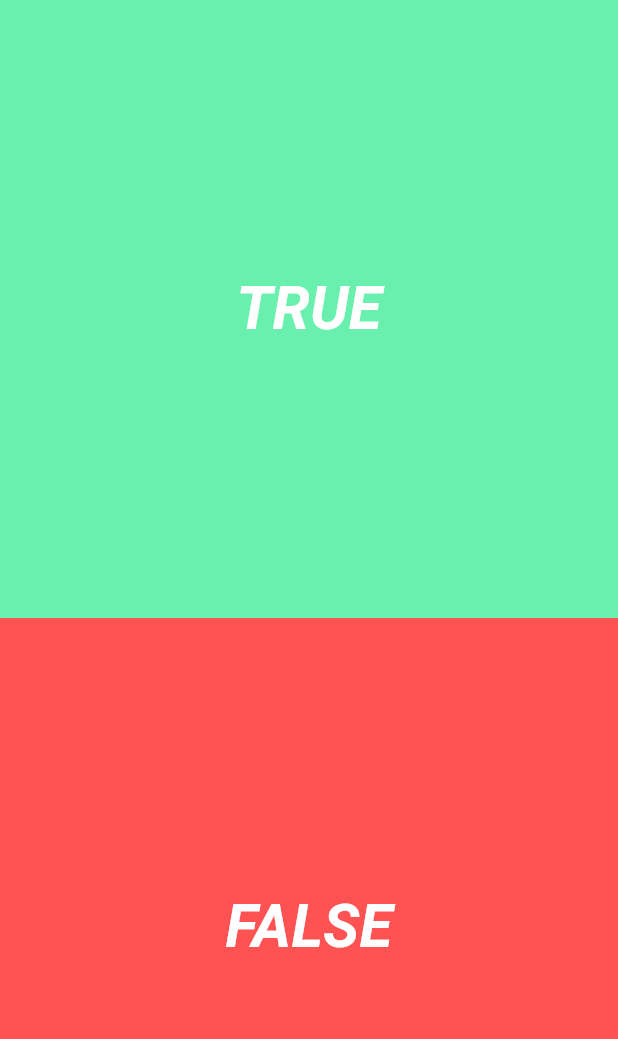
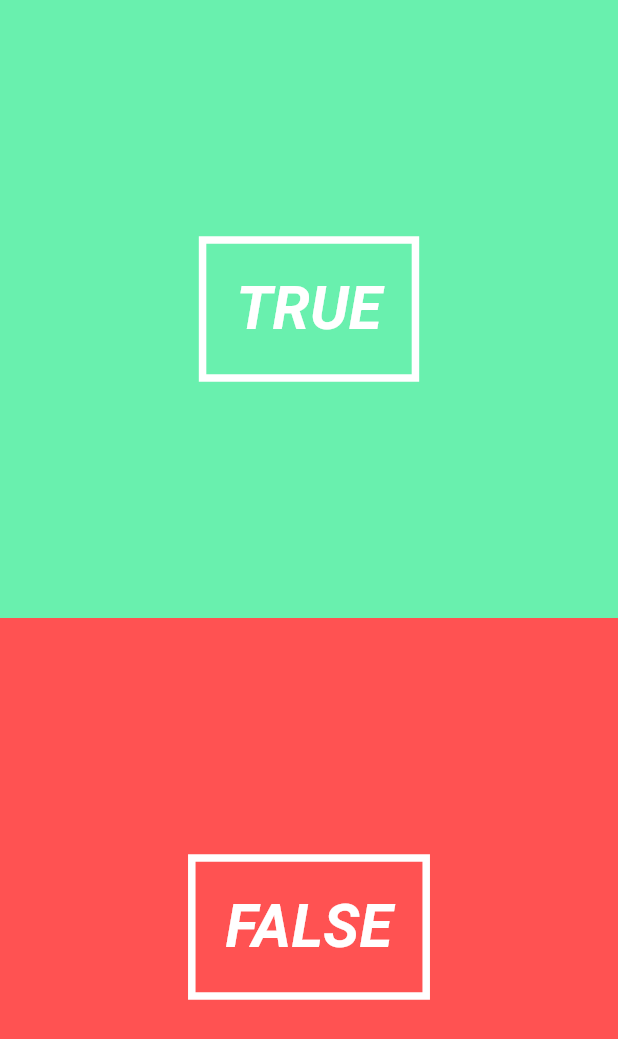
Before and after one commit to DuoduoApp/quizzz, a Flutter app: the screen it shows after launch, on a phone screen of 412 x 824 dp. Shown: the top 1039 px of the screen. Run offline on Flutter 3.47's test engine with Material 2 defaults, Android fonts, the phone set to English and light mode, and no system bars.

Commit message:
maisestilo no botao

```diff
--- a/lib/UI/answer_button.dart
+++ b/lib/UI/answer_button.dart
@@ -15,6 +15,10 @@ class AnswerButton extends StatelessWidget {
               onTap: () => _onTap(),
               child: new Center(
                 child: new Container(
+                  decoration: new BoxDecoration(
+                    border: new Border.all(color: Colors.white, width: 5.0),
+                  ),
+                  padding: new EdgeInsets.all(20.0),
                   child: new Text(
                     _answer.toString().toUpperCase(),
                     style: new TextStyle(
```
